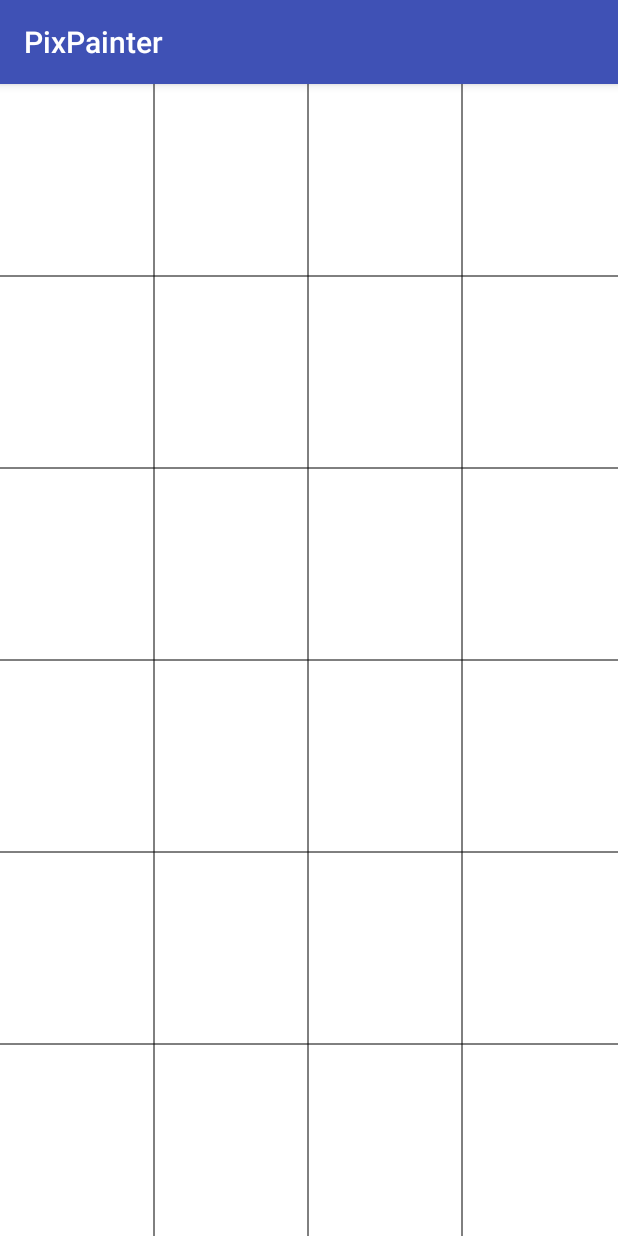
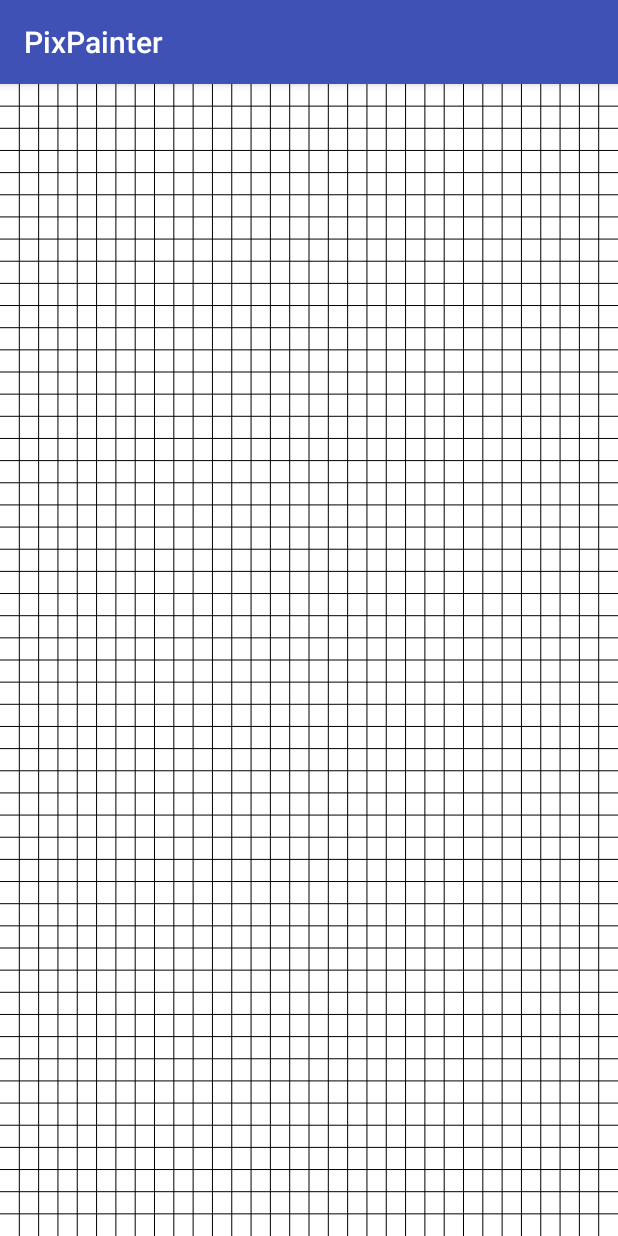
Before and after one commit to juusojpak/PixPainter, an Android app: the screen it shows after launch (MainActivity), on a phone screen of 412 x 824 dp. Run offline under Robolectric (Android 15) with nearby library versions, the phone set to English and light mode, and no system bars.

Commit message:
Use float for cell width and height.

```diff
--- a/app/src/main/java/fi/tamk/jpak/pixpainter/MainActivity.java
+++ b/app/src/main/java/fi/tamk/jpak/pixpainter/MainActivity.java
@@ -13,8 +13,8 @@ public class MainActivity extends AppCompatActivity {
         super.onCreate(savedInstanceState);
 
         PixelGridView pixelGrid = new PixelGridView(this, null);
-        pixelGrid.setNumColumns(4);
-        pixelGrid.setNumRows(6);
+        pixelGrid.setNumColumns(32);
+        pixelGrid.setNumRows(52);
 
         setContentView(pixelGrid);
         //setContentView(R.layout.activity_main);
--- a/app/src/main/java/fi/tamk/jpak/pixpainter/PixelGridView.java
+++ b/app/src/main/java/fi/tamk/jpak/pixpainter/PixelGridView.java
@@ -14,7 +14,7 @@ import android.view.View;
 public class PixelGridView extends View {
 
     private int numColumns, numRows;
-    private int cellWidth, cellHeight;
+    private float cellWidth, cellHeight;
     private Paint paint = new Paint();
     private boolean[][] cellChecked;
 
@@ -60,8 +60,11 @@ public class PixelGridView extends View {
             numRows = 1;
         }
 
-        cellWidth = this.getWidth() / numColumns;
-        cellHeight = this.getHeight() / numRows;
+        System.out.println("DEVICE W: " + getWidth());
+        System.out.println("DEVICE H: " + getHeight());
+
+        cellWidth = (float) getWidth() / numColumns;
+        cellHeight = (float) getHeight() / numRows;
         cellChecked = new boolean[numColumns][numRows];
 
         /* Invalidate view so it's redrawn */
@@ -70,8 +73,8 @@ public class PixelGridView extends View {
 
     @Override
     protected void onDraw(Canvas canvas) {
-        int width = this.getWidth();
-        int height = this.getHeight();
+        int width = getWidth();
+        int height = getHeight();
 
         canvas.drawColor(Color.WHITE);
 
```
